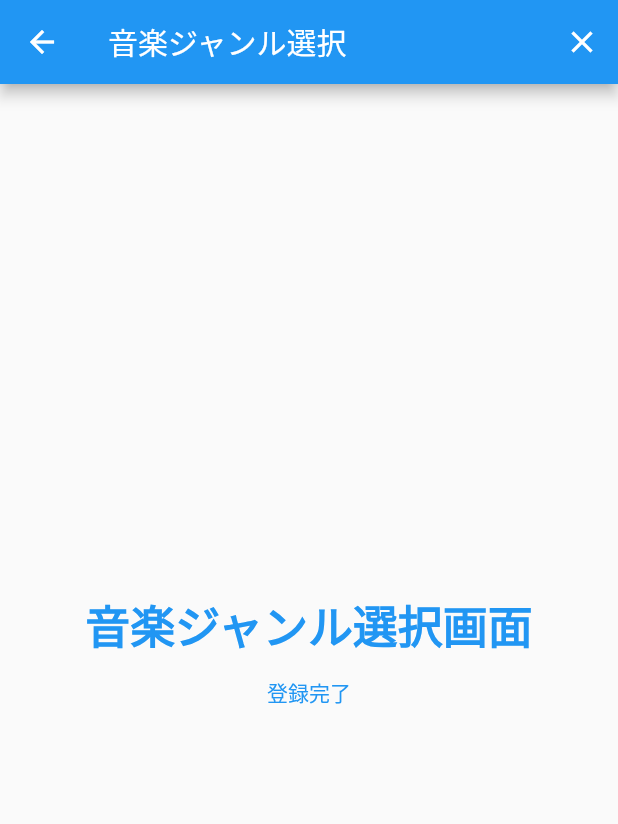
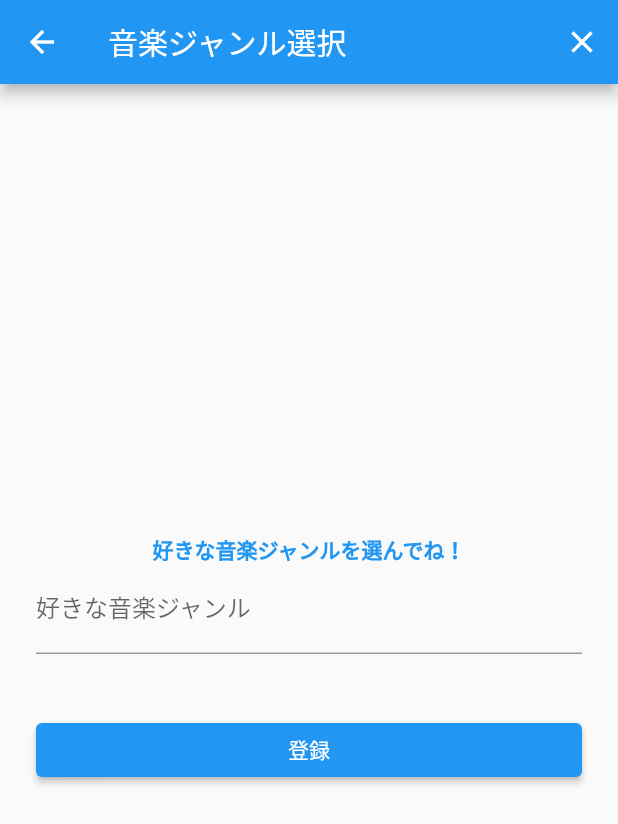
Before and after one commit to Nagashima-Honoka/oshimy-app, a Flutter app: the MusicCategorySelection screen opened directly, on a phone screen of 412 x 824 dp. Shown: the top 824 px of the screen. Run offline on Flutter 3.47's test engine with Material 2 defaults, Android fonts, the phone set to English and light mode, and no system bars; our stand-ins replace firebase_auth, firebase_core; accounts and stored records are empty.

Commit message:
ユーザー登録〜HOME画面遷移までを仮作成

```diff
--- a/lib/navigation_home_screen.dart
+++ b/lib/navigation_home_screen.dart
@@ -2,6 +2,8 @@ import 'package:flutter/material.dart';
 import 'package:oshimai/user/user_login.dart';
 import 'package:oshimai/user/password_edit.dart';
 import 'package:oshimai/user/user_registration.dart';
+import 'package:oshimai/user/user_data.dart';
+import 'package:oshimai/user/music_category_selection.dart';
 import 'home_screen.dart';
 
 class NavigationHomeScreen extends StatelessWidget {
@@ -18,6 +20,8 @@ class NavigationHomeScreen extends StatelessWidget {
         // '/login': (context) => LoginPage(),
         '/password_edit': (context) => PasswordEdit(),
         '/user_registration': (context) => UserRegistration(),
+        '/user_data': (context) => UserData(),
+        '/music_category_selection': (context) => MusicCategorySelection(),
         '/home': (context) => HomePage(),
       },
     );
--- a/lib/user/music_category_selection.dart
+++ b/lib/user/music_category_selection.dart
@@ -1,7 +1,17 @@
 import 'package:flutter/material.dart';
 
 // 音楽ジャンル選択画面用Widget
-class MusicCategorySelection extends StatelessWidget {
+class MusicCategorySelection extends StatefulWidget {
+  @override
+  _MusicCategorySelectionState createState() => _MusicCategorySelectionState();
+}
+
+class _MusicCategorySelectionState extends State<MusicCategorySelection> {
+  // メッセージ表示用
+  String infoText = '';
+  // 入力したデータ
+  String music_id = '';
+
   @override
   Widget build(BuildContext context) {
     return Scaffold(
@@ -11,6 +21,7 @@ class MusicCategorySelection extends StatelessWidget {
           IconButton(
             icon: const Icon(Icons.close),
             onPressed: () async {
+              // TODO 戻るボタンの削除
               // TODO HOME画面にスキップするボタンの実装
               await Navigator.of(context).pushReplacementNamed("/home");
             },
@@ -18,31 +29,60 @@ class MusicCategorySelection extends StatelessWidget {
         ],
       ),
       body: Center(
+        child: Container(
+          padding: const EdgeInsets.all(24),
           child: Column(
             mainAxisAlignment: MainAxisAlignment.center,
             children: <Widget>[
               const SizedBox(
                 // TODO 音楽ジャンル選択画面の実装
-              child: Text('音楽ジャンル選択画面',
+                child: Text('好きな音楽ジャンルを選んでね！',
                   style: TextStyle(
-                  fontSize: 30,
                     fontWeight: FontWeight.bold,
                     color: Colors.blue
                   )
                 ),
               ),
+              // 音楽ジャンル入力
+              TextFormField(
+                // TODO 音楽ジャンルから選べるようにする
+                decoration: const InputDecoration(labelText: '好きな音楽ジャンル'),
+                onChanged: (String value) {
+                  setState(() {
+                    music_id = value;
+                  });
+                },
+              ),
+              Container(
+                padding: const EdgeInsets.all(8),
+                // エラーメッセージ表示
+                // TODO エラーハンドリング
+                // TODO 各項目バリデーション
+                child: Text(infoText),
+              ),
+              const SizedBox(height: 8),
               SizedBox(
                 width: double.infinity,
-              // 登録完了ボタン
-              child: TextButton(
-                child: const Text('登録完了'),
+                // 登録ボタン
+                child: ElevatedButton(
+                  child: const Text('登録'),
                   onPressed: () async {
-                  // Home画面に遷移
-                  await Navigator.of(context).pushNamed("/home");
+                    try {
+                      //TODO 登録処理
+                      // 登録に成功した場合
+                      // 音楽ジャンル選択画面に遷移＋ユーザー詳細登録画面を破棄
+                      await Navigator.of(context).pushReplacementNamed("/home");
+                    } catch (e) {
+                      // 登録に失敗した場合
+                      setState(() {
+                        infoText = "登録に失敗しました：${e.toString()}";
+                      });
+                    }
                   },
-              )
+                ),
               ),
             ],
+          ),
         ),
       ),
     );
--- a/lib/user/password_edit.dart
+++ b/lib/user/password_edit.dart
@@ -19,7 +19,7 @@ class PasswordEdit extends StatelessWidget {
       ),
       body: const Center(
         child: SizedBox(
-          // TODO パスワード再設定画面の実装￥
+          // TODO パスワード再設定画面の実装
           child: Text('パスワード再設定画面',
               style: TextStyle(
                   fontSize: 30,
--- a/lib/user/user_registration.dart
+++ b/lib/user/user_registration.dart
@@ -77,7 +77,7 @@ class _UserRegistrationState extends State<UserRegistration> {
                       );
                       // ユーザー登録に成功した場合
                       // ホーム画面に遷移＋ログイン画面を破棄
-                      await Navigator.of(context).pushReplacementNamed("/home");
+                      await Navigator.of(context).pushReplacementNamed("/user_data");
                       // TODO この後、ユーザー詳細登録画面に遷移し、音楽ジャンル登録画面に遷移する。というのを実装
                     } catch (e) {
                       // ユーザー登録に失敗した場合
```
Also changed, not shown: lib/user/user_data.dart (added, +132 -0 lines). Lines whose indentation alone changed are shown as unchanged.
